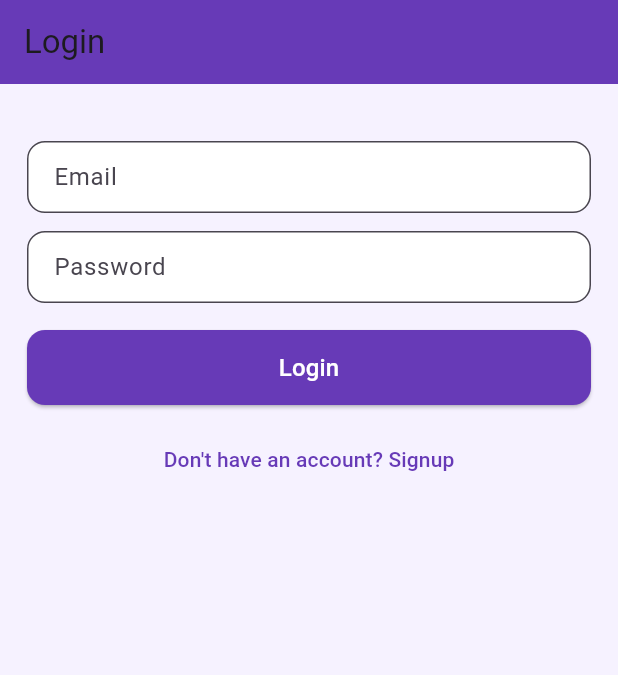
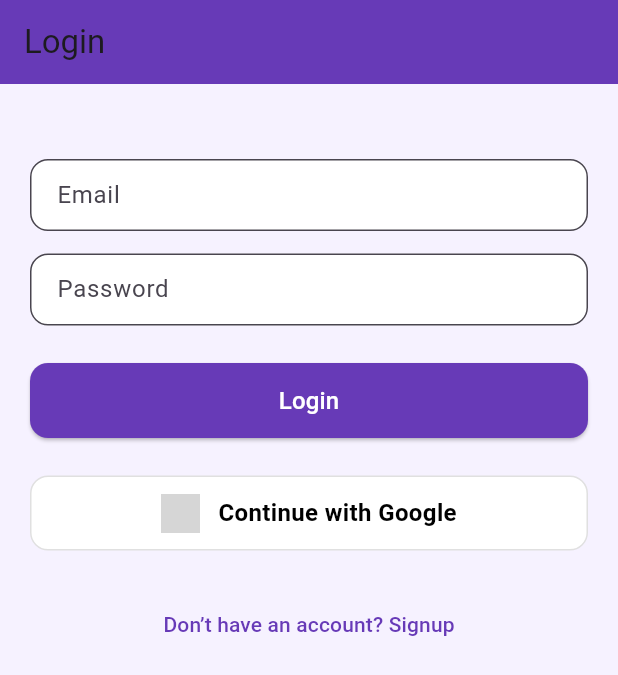
Before and after one commit to AadityaJaiswal18/firebase1, a Flutter app: the screen it shows after launch, after a tap on "Already have an account? Login", on a phone screen of 412 x 824 dp. Shown: the top 675 px of the screen. Run offline on Flutter 3.47's test engine with Material 3 defaults, Android fonts, the phone set to English and light mode, and no system bars; our stand-ins replace firebase_auth, firebase_core, google_sign_in; accounts and stored records are empty; network calls fail; grey boxes are pictures that could not be loaded.

Commit message:
Fixed Google Auth & updated code

```diff
--- a/lib/login.dart
+++ b/lib/login.dart
@@ -1,5 +1,6 @@
 import 'package:flutter/material.dart';
 import 'package:firebase_auth/firebase_auth.dart';
+import 'package:google_sign_in/google_sign_in.dart';
 import 'signup.dart';
 
 class LoginScreen extends StatefulWidget {
@@ -15,43 +16,59 @@ class _LoginScreenState extends State<LoginScreen> {
   final _password = TextEditingController();
   bool _loading = false;
 
-  @override
-  void dispose() {
-    _email.dispose();
-    _password.dispose();
-    super.dispose();
+  void msg(String s) {
+    ScaffoldMessenger.of(context).showSnackBar(
+      SnackBar(content: Text(s)),
+    );
   }
 
-  void _show(String s) {
-    if (!mounted) return;
-    ScaffoldMessenger.of(context).showSnackBar(SnackBar(content: Text(s)));
-  }
+  Future<void> loginEmail() async {
+    if (!_email.text.contains("@")) return msg("Enter valid email");
+    if (_password.text.length < 6) return msg("Password must be 6+ chars");
 
-  Future<void> _login() async {
     setState(() => _loading = true);
+
     try {
       await FirebaseAuth.instance.signInWithEmailAndPassword(
         email: _email.text.trim(),
-        password: _password.text,
+        password: _password.text.trim(),
       );
-      _show('Login Successful ✔');
-      // you can navigate to a Home screen here
+
+      msg("Login Successful ✔");
     } on FirebaseAuthException catch (e) {
-      if (e.code == 'user-not-found') _show('No user found for that email.');
-      else if (e.code == 'wrong-password') _show('Wrong password.');
-      else _show(e.message ?? e.toString());
+      msg(e.message ?? e.code);
+    }
+
+    setState(() => _loading = false);
+  }
+
+  Future<void> loginGoogle() async {
+    try {
+      final GoogleSignInAccount? googleUser = await GoogleSignIn().signIn();
+      if (googleUser == null) return;
+
+      final googleAuth = await googleUser.authentication;
+
+      final credential = GoogleAuthProvider.credential(
+        accessToken: googleAuth.accessToken,
+        idToken: googleAuth.idToken,
+      );
+
+      await FirebaseAuth.instance.signInWithCredential(credential);
+
+      msg("Google Login Successful ✔");
     } catch (e) {
-      _show(e.toString());
-    } finally {
-      if (mounted) setState(() => _loading = false);
+      msg(e.toString());
     }
   }
 
-  InputDecoration _dec(String label) => InputDecoration(
+  InputDecoration field(String label) => InputDecoration(
     labelText: label,
     filled: true,
     fillColor: Colors.white,
-    border: OutlineInputBorder(borderRadius: BorderRadius.circular(12)),
+    border: OutlineInputBorder(
+      borderRadius: BorderRadius.circular(12),
+    ),
     contentPadding: const EdgeInsets.symmetric(horizontal: 14, vertical: 12),
   );
 
@@ -59,39 +76,99 @@ class _LoginScreenState extends State<LoginScreen> {
   Widget build(BuildContext context) {
     return Scaffold(
       backgroundColor: const Color(0xfff6f2ff),
-      appBar: AppBar(title: const Text('Login'), backgroundColor: Colors.deepPurple),
-      body: SafeArea(
-        child: Padding(
-          padding: const EdgeInsets.all(18),
+
+      appBar: AppBar(
+        backgroundColor: Colors.deepPurple,
+        title: const Text("Login"),
+      ),
+
+      body: SingleChildScrollView(
+        padding: const EdgeInsets.all(20),
         child: Column(
           children: [
-              const SizedBox(height: 20),
-              TextField(controller: _email, decoration: _dec('Email'), keyboardType: TextInputType.emailAddress),
-              const SizedBox(height: 12),
-              TextField(controller: _password, decoration: _dec('Password'), obscureText: true),
-              const SizedBox(height: 18),
+            const SizedBox(height: 30),
+
+            TextField(controller: _email, decoration: field("Email")),
+            const SizedBox(height: 15),
+
+            TextField(
+              controller: _password,
+              obscureText: true,
+              decoration: field("Password"),
+            ),
+            const SizedBox(height: 25),
 
             SizedBox(
               width: double.infinity,
               height: 50,
               child: _loading
-                    ? const Center(child: CircularProgressIndicator(color: Colors.deepPurple))
+                  ? const Center(
+                child: CircularProgressIndicator(
+                  color: Colors.deepPurple,
+                ),
+              )
                   : ElevatedButton(
-                  onPressed: _login,
-                  style: ElevatedButton.styleFrom(backgroundColor: Colors.deepPurple, shape: RoundedRectangleBorder(borderRadius: BorderRadius.circular(12))),
-                  child: const Text('Login', style: TextStyle(fontSize: 16, color: Colors.white)),
+                onPressed: loginEmail,
+                style: ElevatedButton.styleFrom(
+                  backgroundColor: Colors.deepPurple,
+                  shape: RoundedRectangleBorder(
+                    borderRadius: BorderRadius.circular(12),
+                  ),
+                ),
+                child: const Text(
+                  "Login",
+                  style: TextStyle(color: Colors.white, fontSize: 16),
+                ),
               ),
             ),
 
-              const SizedBox(height: 12),
-              TextButton(
-                onPressed: () => Navigator.pushReplacementNamed(context, SignupScreen.routeName),
-                child: const Text('Don\'t have an account? Signup', style: TextStyle(color: Colors.deepPurple)),
+            const SizedBox(height: 25),
+
+            InkWell(
+              onTap: loginGoogle,
+              child: Container(
+                height: 50,
+                decoration: BoxDecoration(
+                  color: Colors.white,
+                  borderRadius: BorderRadius.circular(12),
+                  border: Border.all(color: Colors.grey.shade300),
+                ),
+                child: Row(
+                  mainAxisAlignment: MainAxisAlignment.center,
+                  children: [
+                    Image.network(
+                      "https://th.bing.com/th/id/OIP.u-Oj5cReHJfTZTzavM6DZwAAAA?w=180&h=180&c=7&r=0&o=7&dpr=1.3&pid=1.7&rm=3",
+                      height: 26,
+                    ),
+                    const SizedBox(width: 12),
+                    const Text(
+                      "Continue with Google",
+                      style: TextStyle(
+                        fontSize: 16,
+                        fontWeight: FontWeight.w600,
+                        color: Colors.black,
+                      ),
                     ),
                   ],
                 ),
               ),
             ),
+
+            const SizedBox(height: 25),
+
+            TextButton(
+              onPressed: () {
+                Navigator.pushReplacementNamed(
+                    context, SignupScreen.routeName);
+              },
+              child: const Text(
+                "Don’t have an account? Signup",
+                style: TextStyle(color: Colors.deepPurple),
+              ),
+            ),
+          ],
+        ),
+      ),
     );
   }
 }
--- a/lib/main.dart
+++ b/lib/main.dart
@@ -5,20 +5,17 @@ import 'login.dart';
 
 void main() async {
   WidgetsFlutterBinding.ensureInitialized();
-  await Firebase.initializeApp(); // assumes google-services.json / plist is configured
+  await Firebase.initializeApp();
   runApp(const MyApp());
 }
 
 class MyApp extends StatelessWidget {
   const MyApp({super.key});
+
   @override
   Widget build(BuildContext context) {
     return MaterialApp(
-      title: 'Auth Demo',
       debugShowCheckedModeBanner: false,
-      theme: ThemeData(
-        primarySwatch: Colors.deepPurple,
-      ),
       initialRoute: SignupScreen.routeName,
       routes: {
         SignupScreen.routeName: (c) => const SignupScreen(),
--- a/lib/signup.dart
+++ b/lib/signup.dart
@@ -29,76 +29,75 @@ class _SignupScreenState extends State<SignupScreen> {
     super.dispose();
   }
 
-  void _showMsg(String s) {
+  void msg(String s) {
     ScaffoldMessenger.of(context).showSnackBar(
       SnackBar(content: Text(s)),
     );
   }
 
-  bool _validateInputs() {
+  bool validate() {
     if (_name.text.trim().isEmpty) {
-      _showMsg("Enter full name");
+      msg("Enter full name");
       return false;
     }
 
     if (_mobile.text.trim().length < 10) {
-      _showMsg("Enter valid mobile");
+      msg("Enter valid mobile number");
       return false;
     }
 
     if (!_email.text.contains("@")) {
-      _showMsg("Invalid email");
+      msg("Enter valid email");
       return false;
     }
 
     if (_password.text.length < 6) {
-      _showMsg("Password must be 6+ chars");
+      msg("Password must be at least 6 characters");
       return false;
     }
 
     if (_dob == null) {
-      _showMsg("Select Date of Birth");
+      msg("Select Date of Birth");
       return false;
     }
 
     if (_gender.isEmpty) {
-      _showMsg("Select gender");
+      msg("Select gender");
       return false;
     }
 
     return true;
   }
 
-  Future<void> _signup() async {
-    if (!_validateInputs()) return;
+  Future<void> signup() async {
+    if (!validate()) return;
 
     setState(() => _loading = true);
 
     try {
       await FirebaseAuth.instance.createUserWithEmailAndPassword(
         email: _email.text.trim(),
-        password: _password.text,
+        password: _password.text.trim(),
       );
 
-      _showMsg("Account Created Successfully ✔");
+      msg("Account Created Successfully ✔");
+      Navigator.pushReplacementNamed(context, LoginScreen.routeName);
 
-      Navigator.pushReplacementNamed(context, LoginScreen.routeName);
     } on FirebaseAuthException catch (e) {
-      _showMsg(e.message ?? e.code);
-    } finally {
-      setState(() => _loading = false);
+      msg(e.message ?? "Signup error");
     }
+
+    setState(() => _loading = false);
   }
 
-  InputDecoration _dec(String label) => InputDecoration(
+  InputDecoration field(String label) => InputDecoration(
     labelText: label,
     filled: true,
     fillColor: Colors.white,
     border: OutlineInputBorder(
       borderRadius: BorderRadius.circular(12),
     ),
-    contentPadding:
-    const EdgeInsets.symmetric(horizontal: 14, vertical: 12),
+    contentPadding: const EdgeInsets.symmetric(horizontal: 14, vertical: 12),
   );
 
   @override
@@ -107,38 +106,35 @@ class _SignupScreenState extends State<SignupScreen> {
       backgroundColor: const Color(0xfff6f2ff),
 
       appBar: AppBar(
+        backgroundColor: Colors.deepPurple,
         title: const Text("Signup"),
-        backgroundColor: Colors.deepPurple,
       ),
 
       body: SingleChildScrollView(
         padding: const EdgeInsets.all(18),
         child: Column(
           children: [
-
-            TextField(controller: _name, decoration: _dec("Full Name")),
+            TextField(controller: _name, decoration: field("Full Name")),
             const SizedBox(height: 12),
 
             TextField(
               controller: _mobile,
               keyboardType: TextInputType.number,
-              decoration: _dec("Mobile Number"),
+              decoration: field("Mobile Number"),
             ),
             const SizedBox(height: 12),
 
-            // EMAIL
             TextField(
               controller: _email,
               keyboardType: TextInputType.emailAddress,
-              decoration: _dec("Email"),
+              decoration: field("Email"),
             ),
             const SizedBox(height: 12),
 
-            // PASSWORD
             TextField(
               controller: _password,
               obscureText: true,
-              decoration: _dec("Password"),
+              decoration: field("Password"),
             ),
             const SizedBox(height: 12),
 
@@ -164,8 +160,8 @@ class _SignupScreenState extends State<SignupScreen> {
                     }
                   },
                   style: ElevatedButton.styleFrom(
-                    backgroundColor: Colors.black,   // BLACK
-                    foregroundColor: Colors.white,   // WHITE TEXT
+                    backgroundColor: Colors.black,
+                    foregroundColor: Colors.white,
                   ),
                   child: const Text("Pick DOB"),
                 ),
@@ -199,11 +195,10 @@ class _SignupScreenState extends State<SignupScreen> {
               height: 50,
               child: _loading
                   ? const Center(
-                child: CircularProgressIndicator(
-                    color: Colors.deepPurple),
+                child: CircularProgressIndicator(color: Colors.deepPurple),
               )
                   : ElevatedButton(
-                onPressed: _signup,
+                onPressed: signup,
                 style: ElevatedButton.styleFrom(
                   backgroundColor: Colors.deepPurple,
                   shape: RoundedRectangleBorder(
@@ -219,6 +214,7 @@ class _SignupScreenState extends State<SignupScreen> {
                 ),
               ),
             ),
+
             const SizedBox(height: 12),
 
             TextButton(
@@ -228,7 +224,7 @@ class _SignupScreenState extends State<SignupScreen> {
                 "Already have an account? Login",
                 style: TextStyle(color: Colors.deepPurple),
               ),
-            ),
+            )
           ],
         ),
       ),
--- a/pubspec.yaml
+++ b/pubspec.yaml
@@ -15,6 +15,7 @@ dependencies:
 
   firebase_core: ^3.0.0
   firebase_auth: ^5.0.0
+  google_sign_in: ^6.2.1
   cloud_firestore: ^5.0.0
 
 dev_dependencies:
```
Also changed, not shown: pubspec.lock, 1 other file. Lines whose indentation alone changed are shown as unchanged.
